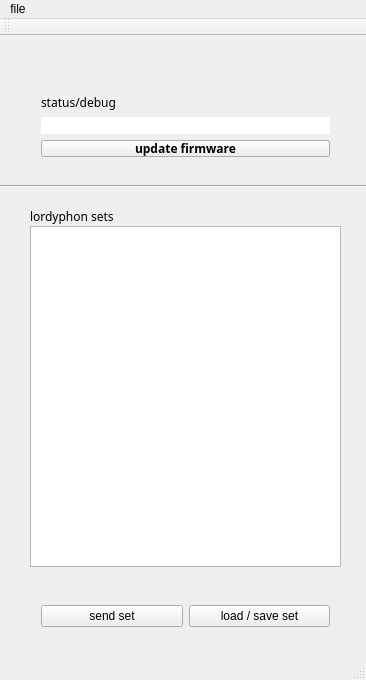
Above: LordyLink.ui from Lordyphon2021/LordyLink-online-firmware-updater before the change. Below: the same form after it.
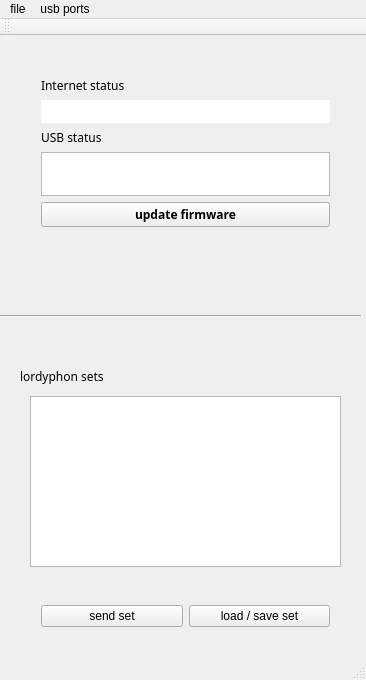
That is the form after the change.

```diff
--- a/LordyLink.ui
+++ b/LordyLink.ui
@@ -29,23 +29,10 @@
       <x>30</x>
       <y>30</y>
       <width>311</width>
-      <height>102</height>
+      <height>172</height>
      </rect>
     </property>
     <layout class="QVBoxLayout" name="verticalLayout">
-     <item>
-      <spacer name="horizontalSpacer">
-       <property name="orientation">
-        <enum>Qt::Horizontal</enum>
-       </property>
-       <property name="sizeHint" stdset="0">
-        <size>
-         <width>40</width>
-         <height>20</height>
-        </size>
-       </property>
-      </spacer>
-     </item>
      <item>
       <widget class="QLabel" name="label_2">
        <property name="font">
@@ -68,7 +55,7 @@
         <number>0</number>
        </property>
        <property name="text">
-        <string>status/debug</string>
+        <string>Internet status</string>
        </property>
       </widget>
      </item>
@@ -87,6 +74,35 @@
        </property>
       </widget>
      </item>
+     <item>
+      <widget class="QLabel" name="hardware_connected_label">
+       <property name="font">
+        <font>
+         <family>Lucida Sans Typewriter</family>
+         <weight>50</weight>
+         <bold>false</bold>
+        </font>
+       </property>
+       <property name="contextMenuPolicy">
+        <enum>Qt::DefaultContextMenu</enum>
+       </property>
+       <property name="accessibleName">
+        <string>0</string>
+       </property>
+       <property name="frameShadow">
+        <enum>QFrame::Sunken</enum>
+       </property>
+       <property name="lineWidth">
+        <number>0</number>
+       </property>
+       <property name="text">
+        <string>USB status</string>
+       </property>
+      </widget>
+     </item>
+     <item>
+      <widget class="QListWidget" name="QUsbStatus"/>
+     </item>
      <item>
       <spacer name="verticalSpacer">
        <property name="orientation">
@@ -119,8 +135,8 @@
    <widget class="QLabel" name="label">
     <property name="geometry">
      <rect>
-      <x>30</x>
-      <y>170</y>
+      <x>20</x>
+      <y>330</y>
       <width>311</width>
       <height>21</height>
      </rect>
@@ -166,17 +182,17 @@
     <property name="geometry">
      <rect>
       <x>30</x>
-      <y>190</y>
+      <y>360</y>
       <width>311</width>
-      <height>341</height>
+      <height>171</height>
      </rect>
     </property>
    </widget>
    <widget class="Line" name="line">
     <property name="geometry">
      <rect>
-      <x>-10</x>
-      <y>140</y>
+      <x>-20</x>
+      <y>270</y>
       <width>381</width>
       <height>20</height>
      </rect>
@@ -201,7 +217,14 @@
     </property>
     <addaction name="actionexit"/>
    </widget>
+   <widget class="QMenu" name="menuusb_ports">
+    <property name="title">
+     <string>usb ports</string>
+    </property>
+    <addaction name="actionshow_status"/>
+   </widget>
    <addaction name="menuAbout"/>
+   <addaction name="menuusb_ports"/>
   </widget>
   <widget class="QToolBar" name="mainToolBar">
    <attribute name="toolBarArea">
```
Left out of the diff: 5 changed lines with no effect on the pictures.
